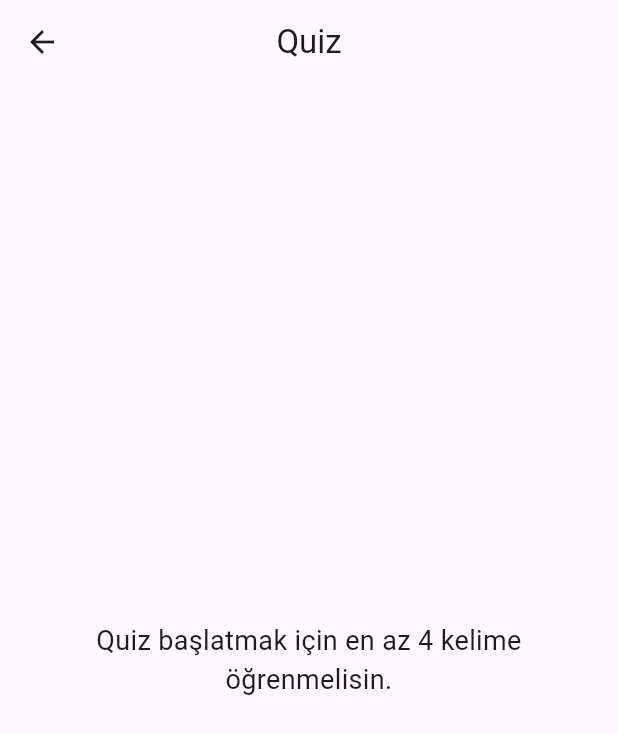
After one commit to melisayildirm/daily-english-vocabulary, a Flutter app: the QuizScreen screen opened directly, on a phone screen of 412 x 824 dp. The commit adds this screen. Shown: the top 734 px of the screen. Run offline on Flutter 3.47's test engine with Material 3 defaults, Android fonts, the phone set to English and light mode, and no system bars.

Commit message:
feat: add basic quiz system with multiple choice questions

```diff
--- /dev/null
+++ b/lib/screens/quiz/quiz_screen.dart
@@ -0,0 +1,163 @@
+import 'dart:math';
+import 'package:flutter/material.dart';
+import '../../models/word_model.dart';
+import '../../services/word_service.dart';
+
+class QuizScreen extends StatefulWidget {
+  const QuizScreen({super.key});
+
+  @override
+  State<QuizScreen> createState() => _QuizScreenState();
+}
+
+class _QuizScreenState extends State<QuizScreen> {
+  late List<WordModel> learnedWords;
+  late WordModel currentWord;
+  late List<String> options;
+
+  int currentIndex = 0;
+  int score = 0;
+
+  @override
+  void initState() {
+    super.initState();
+    learnedWords = List.from(WordService.getLearnedWords());
+    learnedWords.shuffle();
+
+    if (learnedWords.length >= 4) {
+      prepareQuestion();
+    }
+  }
+
+  void prepareQuestion() {
+    currentWord = learnedWords[currentIndex];
+
+    final random = Random();
+
+    final wrongOptions = learnedWords
+        .where((word) => word.id != currentWord.id)
+        .map((word) => word.meaning)
+        .toList()
+      ..shuffle(random);
+
+    options = [
+      currentWord.meaning,
+      ...wrongOptions.take(3),
+    ];
+
+    options.shuffle(random);
+  }
+
+  void checkAnswer(String selectedAnswer) {
+    final bool isCorrect = selectedAnswer == currentWord.meaning;
+
+    if (isCorrect) {
+      score++;
+    }
+
+    ScaffoldMessenger.of(context).showSnackBar(
+      SnackBar(
+        content: Text(isCorrect ? 'Doğru 🎉' : 'Yanlış ❌'),
+        duration: const Duration(milliseconds: 700),
+      ),
+    );
+
+    Future.delayed(const Duration(milliseconds: 800), () {
+      if (currentIndex < learnedWords.length - 1) {
+        setState(() {
+          currentIndex++;
+          prepareQuestion();
+        });
+      } else {
+        showResultDialog();
+      }
+    });
+  }
+
+  void showResultDialog() {
+    showDialog(
+      context: context,
+      barrierDismissible: false,
+      builder: (context) {
+        return AlertDialog(
+          title: const Text('Quiz Bitti 🎉'),
+          content: Text('Skorun: $score / ${learnedWords.length}'),
+          actions: [
+            TextButton(
+              onPressed: () {
+                Navigator.pop(context);
+                Navigator.pop(context);
+              },
+              child: const Text('Tamam'),
+            ),
+          ],
+        );
+      },
+    );
+  }
+
+  @override
+  Widget build(BuildContext context) {
+    if (learnedWords.length < 4) {
+      return Scaffold(
+        appBar: AppBar(
+          title: const Text('Quiz'),
+          centerTitle: true,
+        ),
+        body: const Center(
+          child: Padding(
+            padding: EdgeInsets.all(20),
+            child: Text(
+              'Quiz başlatmak için en az 4 kelime öğrenmelisin.',
+              textAlign: TextAlign.center,
+              style: TextStyle(fontSize: 18),
+            ),
+          ),
+        ),
+      );
+    }
+
+    return Scaffold(
+      appBar: AppBar(
+        title: const Text('Quiz'),
+        centerTitle: true,
+      ),
+      body: Padding(
+        padding: const EdgeInsets.all(20),
+        child: Column(
+          children: [
+            Text(
+              'Soru ${currentIndex + 1} / ${learnedWords.length}',
+              style: const TextStyle(fontSize: 18),
+            ),
+
+            const SizedBox(height: 20),
+
+            Text(
+              currentWord.word,
+              style: const TextStyle(
+                fontSize: 30,
+                fontWeight: FontWeight.bold,
+              ),
+            ),
+
+            const SizedBox(height: 30),
+
+            ...options.map((option) {
+              return Padding(
+                padding: const EdgeInsets.only(bottom: 12),
+                child: SizedBox(
+                  width: double.infinity,
+                  child: ElevatedButton(
+                    onPressed: () => checkAnswer(option),
+                    child: Text(option),
+                  ),
+                ),
+              );
+            }),
+          ],
+        ),
+      ),
+    );
+  }
+}
```
Also changed, not shown: lib/screens/home/home_screen.dart (+17 -0 lines).
